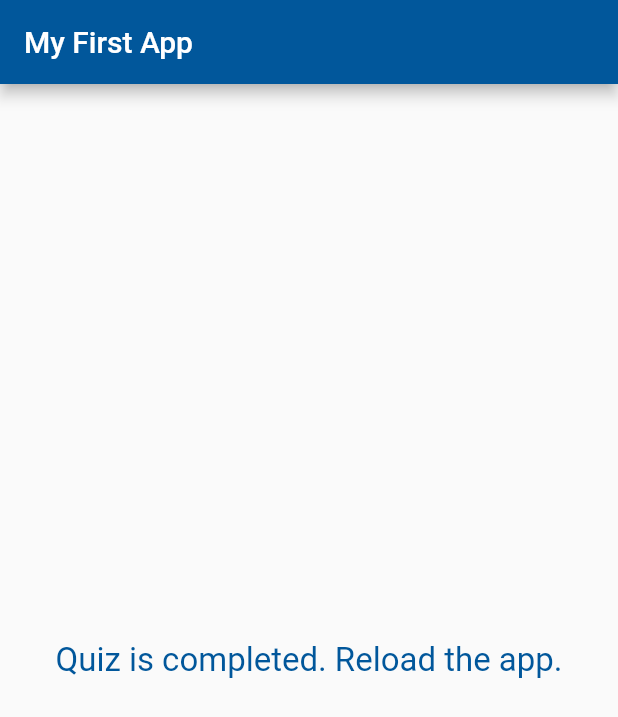
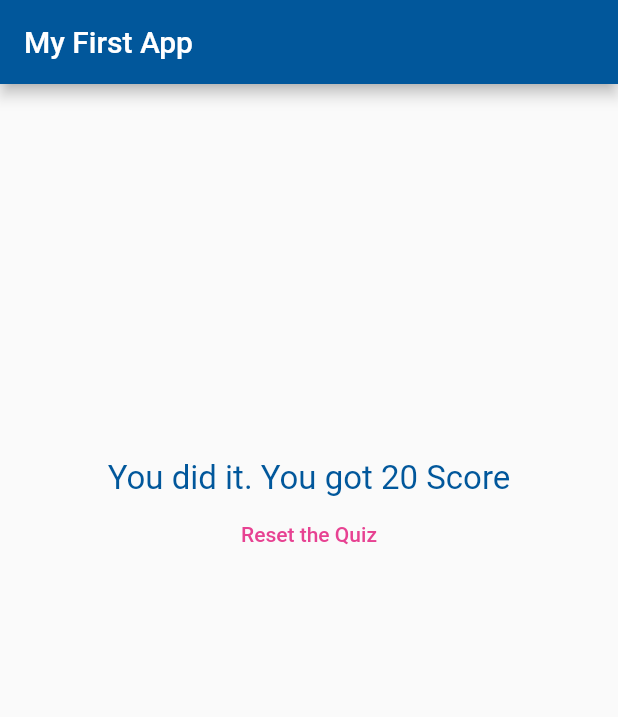
Before and after one commit to onlyrubal/quizApp, a Flutter app: the screen it shows after launch, after a tap on "zebra", after a tap on "red", after a tap on "London", on a phone screen of 412 x 824 dp. Shown: the top 717 px of the screen. Run offline on Flutter 3.47's test engine with Material 2 defaults, Android fonts, the phone set to English and light mode, and no system bars.

Commit message:
Wrapping up the app

```diff
--- a/lib/main.dart
+++ b/lib/main.dart
@@ -16,27 +16,54 @@ class MyApp extends StatefulWidget {
 // It tells that this state belongs to MyApp Class
 class _MyAppState extends State<MyApp> {
   var _questionIndex = 0;
-  static const _questions = [
+  var _totalScore = 0;
+
+  // Data type of the custom data structure for _questions
+  // List<Map<String, Object>>
+  final _questions = const [
     {
       'questionText': 'What\'s your favorite animal',
-      'answers': ['zebra', 'dog', 'cat', 'lion']
+      'answers': [
+        {'text': 'zebra', 'score': 10},
+        {'text': 'dog', 'score': 5},
+        {'text': 'cat', 'score': 20},
+        {'text': 'lion', 'score': 0},
+      ]
     },
     {
       'questionText': 'What\'s your favorite color',
-      'answers': ['black', 'red', 'green', 'red']
+      'answers': [
+        {'text': 'black', 'score': 10},
+        {'text': 'red', 'score': 5},
+        {'text': 'green', 'score': 20},
+        {'text': 'yellow', 'score': 30},
+      ]
     },
     {
       'questionText': 'Which city you like the most',
-      'answers': ['Toronto', 'Waterloo', 'London', 'Brampton']
+      'answers': [
+        {'text': 'Toronto', 'score': 10},
+        {'text': 'Waterloo', 'score': 30},
+        {'text': 'London', 'score': 5},
+        {'text': 'Brampton', 'score': 70}
+      ]
     }
   ];
-  void _answerQuestion() {
+  void _answerQuestion(int score) {
     print('Answer chosen');
+    _totalScore += score;
     setState(() {
       _questionIndex++;
     });
     // print(_questionIndex);
     // if (_questionIndex >= questions.length) _questionIndex = 0;
+  }
+
+  void _resetQuiz() {
+    setState(() {
+      _totalScore = 0;
+      _questionIndex = 0;
+    });
   }
 
   @override
@@ -54,7 +81,7 @@ class _MyAppState extends State<MyApp> {
               questionIndex: _questionIndex,
               answerQuestion: _answerQuestion,
             )
-          : Result(),
+          : Result(_totalScore, _resetQuiz),
     ));
   }
 }
--- a/lib/quiz.dart
+++ b/lib/quiz.dart
@@ -17,9 +17,9 @@ class Quiz extends StatelessWidget {
     return Column(
       children: <Widget>[
         Question(questions[questionIndex]['questionText']),
-        ...(questions[questionIndex]['answers'] as List<String>).map((e) {
-          // e is the answer i.e list item of the answers list.
-          return Answer(answerQuestion, e);
+        ...(questions[questionIndex]['answers'] as List<Map<String, Object>>)
+            .map((answer) {
+          return Answer(() => answerQuestion(answer['score']), answer['text']);
         }).toList()
       ],
     );
--- a/lib/result.dart
+++ b/lib/result.dart
@@ -1,14 +1,37 @@
 import 'package:flutter/material.dart';
 
 class Result extends StatelessWidget {
+  final int resultScore;
+  final Function resetHandler;
+
+  Result(this.resultScore, this.resetHandler);
+  String get resultPhrase {
+    var resultText = 'You did it. You got ' + resultScore.toString() + ' Score';
+    return resultText;
+  }
+
   @override
   Widget build(BuildContext context) {
-    return Center(
-      child: Text(
-        'Quiz is completed. Reload the app.',
-        style: TextStyle(
-          fontSize: 22,
-          color: Color(0xff01579b),
+    return Container(
+      margin: EdgeInsets.fromLTRB(0, 250.0, 0, 0),
+      child: Center(
+        child: Column(
+          children: <Widget>[
+            Text(
+              resultPhrase,
+              style: TextStyle(
+                fontSize: 22,
+                color: Color(0xff01579b),
+              ),
+              textAlign: TextAlign.center,
+            ),
+            FlatButton(
+                onPressed: resetHandler,
+                child: Text(
+                  'Reset the Quiz',
+                  style: TextStyle(color: Color(0xffE74292)),
+                ))
+          ],
         ),
       ),
     );
```
Also changed, not shown: 1 other file.
